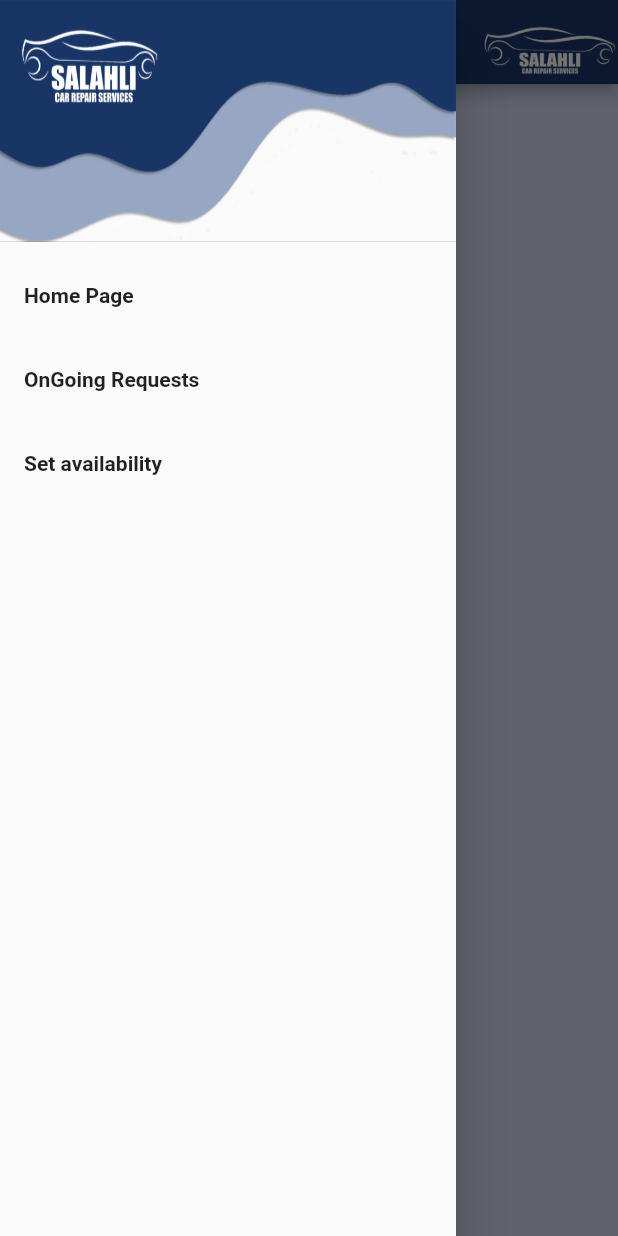
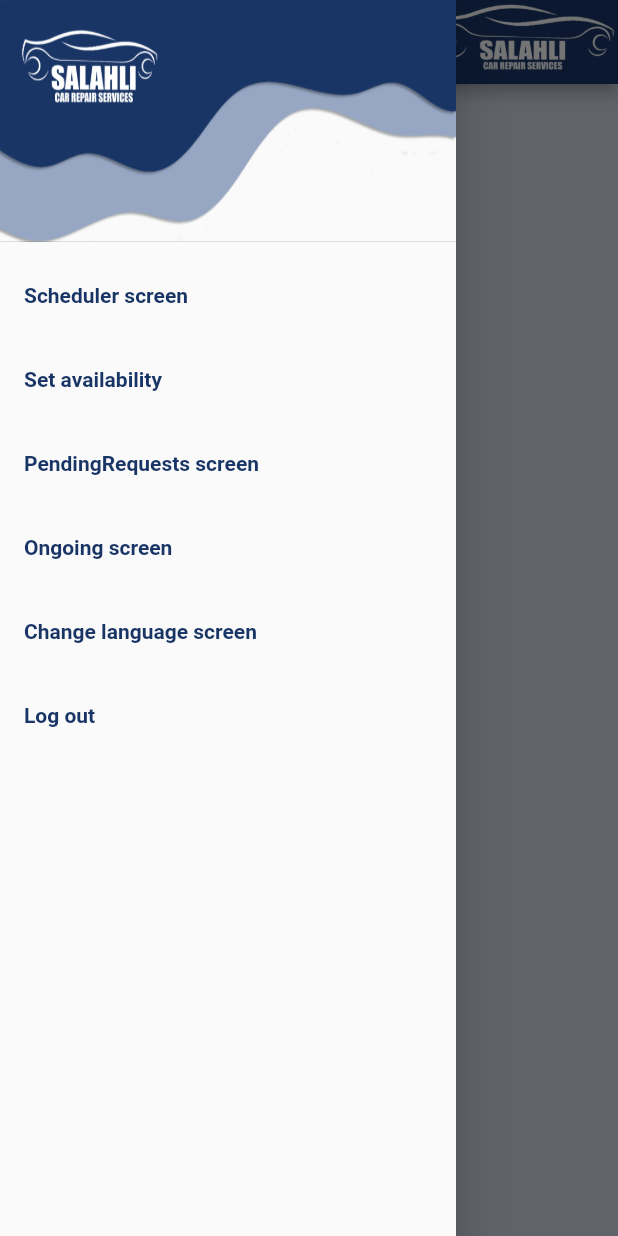
Before and after one commit to sergi-s/Salahly-mechanic-application, a Flutter app: the PendingRequests screen opened by its route, with the side drawer open, on a phone screen of 412 x 824 dp. Run offline on Flutter 3.47's test engine with Material 2 defaults, Android fonts, the phone set to English and light mode, and no system bars; drawn by our look-alikes of overlay_support; our stand-ins replace animated_theme_switcher, dropdown_button2, easy_localization, firebase_auth, firebase_core, firebase_database and 18 more; missing offline and left inert: confirm_dialog, dart:ffi, flutter_geofire, localstore, salahly_models, time_planner; accounts and stored records are empty; network calls fail; statements that could not run were skipped.

Commit message:
after integration

```diff
--- a/assets/translations/ar.json
+++ b/assets/translations/ar.json
@@ -57,7 +57,7 @@
   "car_model" : "موديل السيارة",
   "client_name" : "اسم العميل",
   "settings": "اعدادات",
-  "change_lang": "اختار لغه",
+  "change_lang": "اختار اللغه",
   "added_scheduler": "تم اضافة المهمة بنجاح",
   "add_scheduler": "اضافة مهمة",
   "hours": "ساعات",
@@ -82,5 +82,8 @@
   "Thursday": "الخميس",
   "Friday": "الجمعة",
   "Saturday": "السبت",
-  "Sunday": "الأحَد"
+  "Sunday": "الأحَد",
+  "close" : "غلق",
+  "select_car" : "اختر العربيه",
+  "pending_requests" : "الطلبات المعلقة"
 }
--- a/assets/translations/en.json
+++ b/assets/translations/en.json
@@ -77,5 +77,7 @@
   "Thursday": "Thursday",
   "Friday": "Friday",
   "Saturday": "Saturday",
-  "Sunday": "Sunday"
+  "Sunday": "Sunday",
+  "close": "Close",
+  "select_car" : "Select Car"
 }
--- a/lib/classes/firebase/firebase.dart
+++ b/lib/classes/firebase/firebase.dart
@@ -11,6 +11,7 @@ import 'package:firebase_auth/firebase_auth.dart';
 import 'package:salahly_mechanic/main.dart';
 import 'package:salahly_mechanic/utils/constants.dart';
 import 'package:salahly_models/models/report.dart' as Rep;
+import 'package:salahly_models/models/road_side_assistance.dart';
 import 'package:shared_preferences/shared_preferences.dart';
 class FirebaseCustom extends Authentication {
   final FirebaseAuth _firebaseAuth = FirebaseAuth.instance;
@@ -181,6 +182,8 @@ class FirebaseCustom extends Authentication {
 
     };
     dbRef.child(requestType).child(rsaID).child("report").set(reportDataMap);
+    dbRef.child(requestType).child(rsaID).child("state").set(RSA.stateToString(RSAStates.done));
+
     return true;
   }
 }
--- a/lib/screens/Requests/pending_requests.dart
+++ b/lib/screens/Requests/pending_requests.dart
@@ -8,6 +8,8 @@ import 'package:go_router/go_router.dart';
 import 'package:salahly_mechanic/classes/provider/pending_requests_notifier.dart';
 import 'package:salahly_mechanic/screens/RoadsideAssistant/directionMap.dart';
 import 'package:salahly_mechanic/utils/get_user_type.dart';
+import 'package:salahly_mechanic/widgets/global_widgets/app_bar.dart';
+import 'package:salahly_mechanic/widgets/global_widgets/app_drawer.dart';
 import 'package:salahly_models/abstract_classes/user.dart';
 import 'package:salahly_models/models/location.dart';
 import 'package:salahly_models/models/road_side_assistance.dart';
@@ -111,54 +113,8 @@ class PendingRequests extends ConsumerWidget {
     Size size = MediaQuery.of(context).size;
     return Scaffold(
       backgroundColor: Color(0xFFd1d9e6),
-      appBar: AppBar(
-        title: Text('View Requests'),
-        centerTitle: true,
-        backgroundColor: const Color(0xff193566),
-        flexibleSpace: Image.asset('assets/images/logo white.png',
-            fit: BoxFit.scaleDown, alignment: Alignment.bottomRight, scale: 55),
-      ),
-      drawer: Drawer(
-        child: ListView(
-          padding: EdgeInsets.zero,
-          children: [
-            const DrawerHeader(
-              decoration: BoxDecoration(
-                  image: DecorationImage(
-                      image: AssetImage('assets/images/wavy shape copy.png'),
-                      alignment: Alignment.topCenter,
-                      fit: BoxFit.fill),
-                  color: Colors.transparent),
-              child: Text(''),
-            ),
-            ListTile(
-              title: const Text(
-                'Home Page',
-                style: TextStyle(fontWeight: FontWeight.bold),
-              ).tr(),
-              onTap: () {
-                Navigator.pop(context);
-              },
-            ),
-            ListTile(
-              title: const Text('OnGoing Requests',
-                      style: TextStyle(fontWeight: FontWeight.bold))
-                  .tr(),
-              onTap: () {
-                Navigator.pop(context);
-              },
-            ),
-            ListTile(
-              title: const Text('Set availability',
-                      style: TextStyle(fontWeight: FontWeight.bold))
-                  .tr(),
-              onTap: () {
-                Navigator.pop(context);
-              },
-            ),
-          ],
-        ),
-      ),
+      appBar: salahlyAppBar(title: "pending_requests".tr(),),
+      drawer: salahlyDrawer(context),
       body: SingleChildScrollView(
         child: Column(
             mainAxisAlignment: MainAxisAlignment.start,
--- a/lib/screens/login_signup/check_login.dart
+++ b/lib/screens/login_signup/check_login.dart
@@ -22,7 +22,7 @@ class CheckLogin extends ConsumerWidget {
       context.go(LoginSignupScreen.routeName);
     } else {
       // pendingNotifier.listenRequestsFromDatabase();
-      context.go(OngoingScreenDummy.routeName);
+      context.go(HomeScreen.routeName);
       // context.go(OngoingScreenDummy.routeName);
     }
   }
--- a/lib/screens/login_signup/loginForm.dart
+++ b/lib/screens/login_signup/loginForm.dart
@@ -75,7 +75,7 @@ class _LoginFormState extends ConsumerState<LoginForm> {
           ref.watch(ongoingRequestsProvider.notifier));
       ScaffoldMessenger.of(context)
           .showSnackBar(const SnackBar(content: Text('Login successful')));
-      context.go(OngoingScreenDummy.routeName);
+      context.go(HomeScreen.routeName);
     } else {
       ScaffoldMessenger.of(context).showSnackBar(const SnackBar(
           content: Text('Account isnt Correct !!Please try again')));
--- a/lib/screens/requests/ongoing_requests.dart
+++ b/lib/screens/requests/ongoing_requests.dart
@@ -40,7 +40,7 @@ class OnGoingRequests extends ConsumerStatefulWidget {
     return Scaffold(
       appBar: salahlyAppBar(),
       drawer: salahlyDrawer(context),
-      body: SafeArea(
+      /*body: SafeArea(
         child: Column(
           // mainAxisAlignment: MainAxisAlignment.spaceEvenly,
           children: [
@@ -104,7 +104,7 @@ class OnGoingRequests extends ConsumerStatefulWidget {
             ),
           ],
         ),
-      ),
+      ),*/
     );
   }
 
--- a/lib/screens/scheduler/add_scheduler_task.dart
+++ b/lib/screens/scheduler/add_scheduler_task.dart
@@ -294,7 +294,7 @@ initialValue: 2,
                         }
                       },
                       hintText: '',
-                      title: "select_request".tr(),
+                      title: "select_car".tr(),
                     )
                   : Container(),
               SizedBox(
--- a/lib/screens/scheduler/scheduler_screen.dart
+++ b/lib/screens/scheduler/scheduler_screen.dart
@@ -223,7 +223,7 @@ class _SchedulerScreenState extends ConsumerState<SchedulerScreen> {
             titleStyle:
                 TextStyle(color: previousWeek, fontWeight: FontWeight.bold),
             dateStyle: TextStyle(
-                color: previousWeek, fontWeight: FontWeight.bold, fontSize: 13),
+                color: previousWeek, fontWeight: FontWeight.bold, fontSize: 10),
           ));
         });
       } else if (day.weekEnum == WeekEnum.current) {
@@ -233,7 +233,7 @@ class _SchedulerScreenState extends ConsumerState<SchedulerScreen> {
             title: DateFormat('EEEE').format(day.date).tr(),
             titleStyle: TextStyle(color: thisWeek, fontWeight: FontWeight.bold),
             dateStyle: TextStyle(
-                color: thisWeek, fontWeight: FontWeight.bold, fontSize: 13),
+                color: thisWeek, fontWeight: FontWeight.bold, fontSize: 10),
           ));
         });
       } else {
@@ -243,7 +243,7 @@ class _SchedulerScreenState extends ConsumerState<SchedulerScreen> {
             title: DateFormat('EEEE').format(day.date).tr(),
             titleStyle: TextStyle(color: nextWeek, fontWeight: FontWeight.bold),
             dateStyle: TextStyle(
-                color: nextWeek, fontWeight: FontWeight.bold, fontSize: 13),
+                color: nextWeek, fontWeight: FontWeight.bold, fontSize: 10),
           ));
         });
       }
--- a/lib/widgets/global_widgets/app_bar.dart
+++ b/lib/widgets/global_widgets/app_bar.dart
@@ -10,6 +10,11 @@ PreferredSizeWidget salahlyAppBar({String? title}) {
             fit: BoxFit.contain, scale: 50),
     centerTitle: true,
     backgroundColor: const Color(0xff193566),
+    actions: title != null?[
+      Image.asset('assets/images/logo white.png',
+           scale: 2),
+      ///TODO
+    ]:[],
     // actions: [
     //   Consumer(
     //     builder: (context, ref, child) {
```
Also changed, not shown: lib/routes.dart (+4 -6 lines), lib/screens/RoadsideAssistant/reportscreen.dart (+10 -4 lines), lib/screens/homepage/homeScreen.dart (+17 -1 lines), lib/screens/scheduler/view_scheduler_task.dart (+31 -23 lines), lib/widgets/global_widgets/app_drawer.dart (+10 -10 lines), pubspec.lock.
